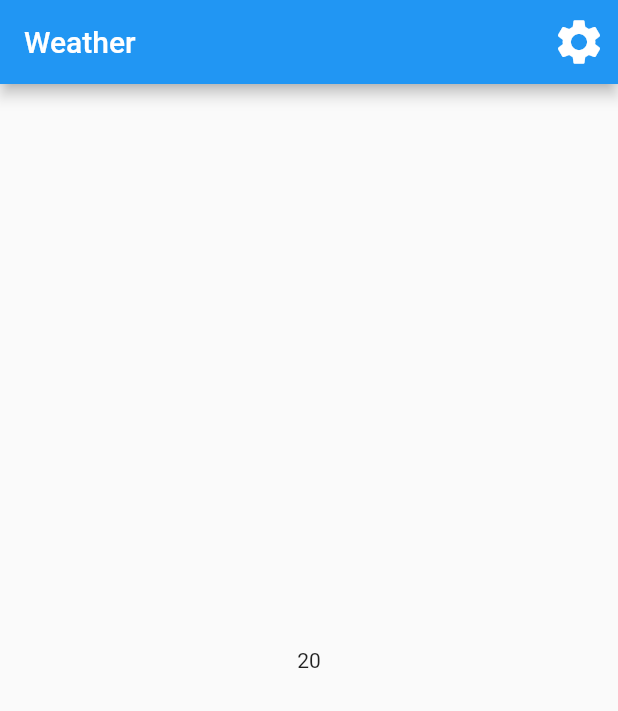
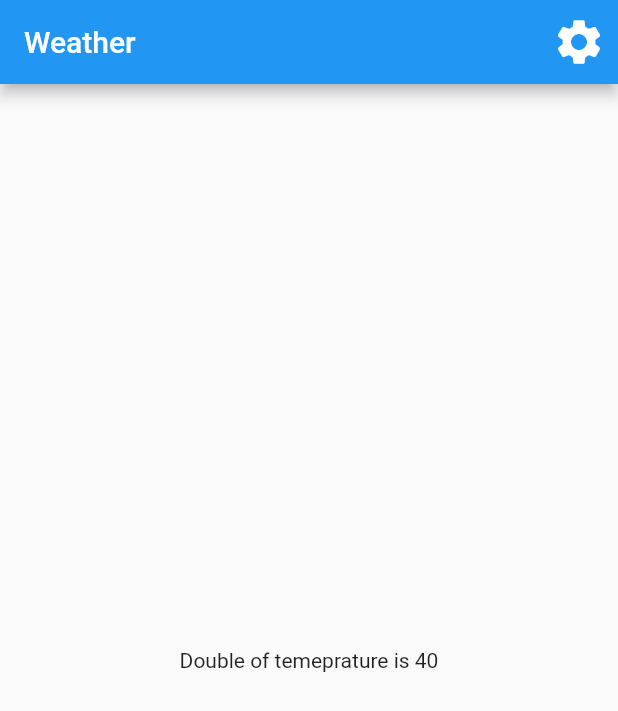
Before and after one commit to roberto-fernandes/weather, a Flutter app: the screen it shows after launch, on a phone screen of 412 x 824 dp. Shown: the top 711 px of the screen. Run offline on Flutter 3.47's test engine with Material 2 defaults, Android fonts, the phone set to English and light mode, and no system bars; our stand-ins replace flutter_riverpod, go_router.

Commit message:
riverpode implementation

```diff
--- a/lib/features/weather/data/weather_repository.dart
+++ b/lib/features/weather/data/weather_repository.dart
@@ -1,9 +1,10 @@
 import 'dart:math';
 
+import 'package:flutter_riverpod/flutter_riverpod.dart';
+
 class WeatherRepository {
-  WeatherRepository._();
-  static WeatherRepository instace = WeatherRepository._();
   final num = Random().nextInt(100);
+
   int getWeather() {
     return num;
   }
@@ -13,3 +14,12 @@ class WeatherRepository {
     return 'Double of temeprature is ${num * 2}';
   }
 }
+
+final weatherRepositoryProvider = Provider.autoDispose<WeatherRepository>((ref) {
+  return WeatherRepository();
+});
+
+final weatherMessageProvider = FutureProvider.autoDispose<String>((ref) {
+  final weatherRepository = ref.watch(weatherRepositoryProvider);
+  return weatherRepository.getWeatherMessage();
+});
--- a/lib/features/weather/presentation/home_screen.dart
+++ b/lib/features/weather/presentation/home_screen.dart
@@ -1,4 +1,5 @@
 import 'package:flutter/material.dart';
+import 'package:flutter_riverpod/flutter_riverpod.dart';
 import 'package:go_router/go_router.dart';
 import 'package:weather/features/weather/data/weather_repository.dart';
 import 'package:weather/localization/string_hardcoded.dart';
@@ -9,7 +10,6 @@ class HomeScreen extends StatelessWidget {
 
   @override
   Widget build(BuildContext context) {
-    final value = WeatherRepository.instace.getWeather();
     return Scaffold(
       appBar: AppBar(
         title: Text('Weather'.hardcoded),
@@ -27,9 +27,25 @@ class HomeScreen extends StatelessWidget {
         ],
       ),
       body: SafeArea(
-          child: Center(
-        child: Text(value.toString()),
-      )),
+        child: Consumer(
+          builder: (context, ref, _) {
+            final value = ref.watch(weatherMessageProvider);
+            return value.when(data: (message) {
+              return Center(
+                child: Text(message),
+              );
+            }, error: (error, stack) {
+              return const Center(
+                child: Text('error'),
+              );
+            }, loading: () {
+              return const Center(
+                child: CircularProgressIndicator(),
+              );
+            });
+          },
+        ),
+      ),
     );
   }
 }
--- a/lib/main.dart
+++ b/lib/main.dart
@@ -1,14 +1,11 @@
-
-
-
 import 'package:flutter/material.dart';
+import 'package:flutter_riverpod/flutter_riverpod.dart';
 import 'package:go_router/go_router.dart';
 import 'package:weather/routing/app_router.dart';
 
-
 void main() {
   GoRouter.setUrlPathStrategy(UrlPathStrategy.path);
-  runApp(const MyApp());
+  runApp(const ProviderScope(child: MyApp()));
 }
 
 class MyApp extends StatelessWidget {
--- a/pubspec.yaml
+++ b/pubspec.yaml
@@ -13,6 +13,7 @@ dependencies:
     sdk: flutter
   go_router: 3.0.3
   cupertino_icons: ^1.0.2
+  flutter_riverpod: 2.0.0-dev.7
 
 dev_dependencies:
   flutter_test:
```
Also changed, not shown: pubspec.lock.
